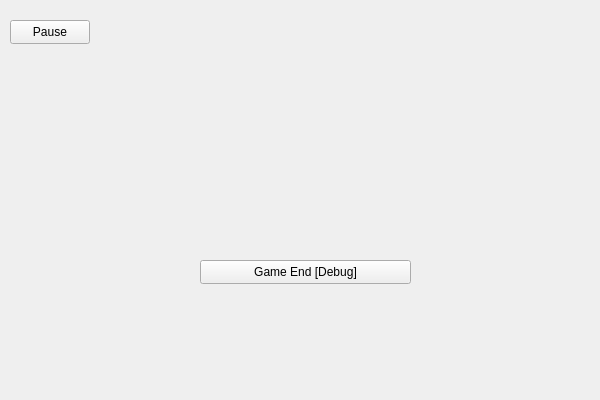
First picture: the form in ui/PlayWidget.ui, repository njdldkl666699/Melody, before the edit.
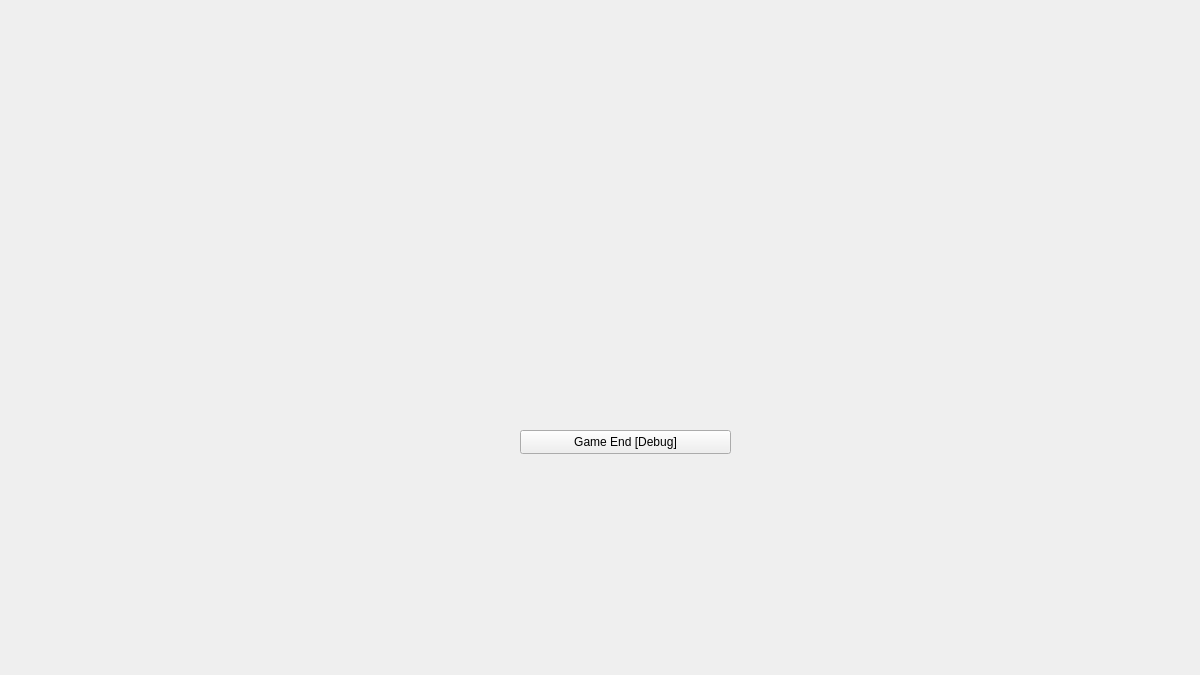
Second picture: the form after the edit. Icons and pictures are not drawn.

```diff
--- a/ui/PlayWidget.ui
+++ b/ui/PlayWidget.ui
@@ -6,31 +6,83 @@
    <rect>
     <x>0</x>
     <y>0</y>
-    <width>600</width>
-    <height>400</height>
+    <width>1200</width>
+    <height>675</height>
    </rect>
   </property>
+  <property name="sizePolicy">
+   <sizepolicy hsizetype="Fixed" vsizetype="Fixed">
+    <horstretch>0</horstretch>
+    <verstretch>0</verstretch>
+   </sizepolicy>
+  </property>
+  <property name="minimumSize">
+   <size>
+    <width>1200</width>
+    <height>675</height>
+   </size>
+  </property>
+  <property name="maximumSize">
+   <size>
+    <width>1200</width>
+    <height>675</height>
+   </size>
+  </property>
   <property name="windowTitle">
    <string>PlayWidget</string>
   </property>
   <widget class="QPushButton" name="pushButton_pause">
    <property name="geometry">
     <rect>
-     <x>10</x>
-     <y>20</y>
-     <width>80</width>
-     <height>24</height>
+     <x>30</x>
+     <y>40</y>
+     <width>64</width>
+     <height>64</height>
     </rect>
    </property>
+   <property name="sizePolicy">
+    <sizepolicy hsizetype="Fixed" vsizetype="Fixed">
+     <horstretch>0</horstretch>
+     <verstretch>0</verstretch>
+    </sizepolicy>
+   </property>
+   <property name="minimumSize">
+    <size>
+     <width>64</width>
+     <height>64</height>
+    </size>
+   </property>
+   <property name="maximumSize">
+    <size>
+     <width>64</width>
+     <height>64</height>
+    </size>
+   </property>
+   <property name="styleSheet">
+    <string notr="true">QPushButton
+{
+	background-image:url(./res/icon/pause_white_64x.png);
+	border:0px;
+}
+
+QPushButton:pressed
+{
+	background-image:url(./res/icon/pause_black_64x.png);
+	border:0px;
+}</string>
+   </property>
    <property name="text">
-    <string>Pause</string>
+    <string/>
+   </property>
+   <property name="flat">
+    <bool>true</bool>
    </property>
   </widget>
   <widget class="QPushButton" name="pushButton_debug">
    <property name="geometry">
     <rect>
-     <x>200</x>
-     <y>260</y>
+     <x>520</x>
+     <y>430</y>
      <width>211</width>
      <height>24</height>
     </rect>
@@ -39,6 +91,40 @@
     <string>Game End [Debug]</string>
    </property>
   </widget>
+  <widget class="QLabel" name="background">
+   <property name="geometry">
+    <rect>
+     <x>0</x>
+     <y>0</y>
+     <width>1200</width>
+     <height>675</height>
+    </rect>
+   </property>
+   <property name="sizePolicy">
+    <sizepolicy hsizetype="Fixed" vsizetype="Fixed">
+     <horstretch>0</horstretch>
+     <verstretch>0</verstretch>
+    </sizepolicy>
+   </property>
+   <property name="minimumSize">
+    <size>
+     <width>1200</width>
+     <height>675</height>
+    </size>
+   </property>
+   <property name="maximumSize">
+    <size>
+     <width>1200</width>
+     <height>675</height>
+    </size>
+   </property>
+   <property name="text">
+    <string/>
+   </property>
+  </widget>
+  <zorder>background</zorder>
+  <zorder>pushButton_pause</zorder>
+  <zorder>pushButton_debug</zorder>
  </widget>
  <layoutdefault spacing="6" margin="11"/>
  <resources/>
```
